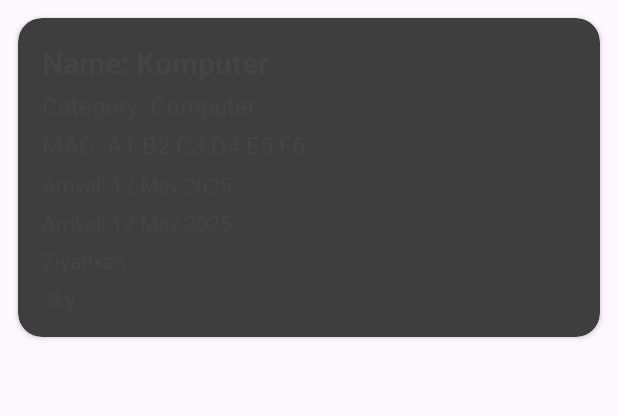
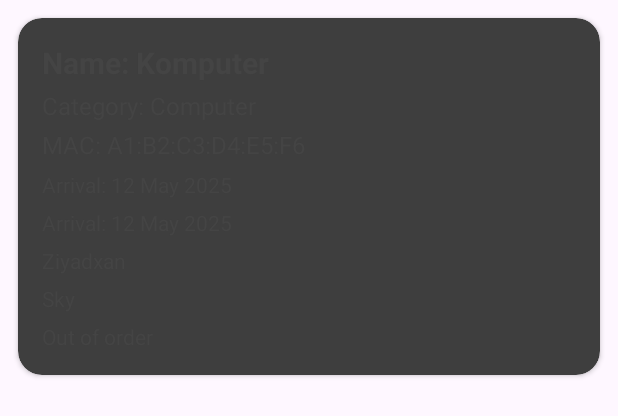
Before and after one commit to Ziyadxan06/TaskManager, an Android app: the layout recyclerrowinventary.xml on its own in the app's theme, with its tools: preview values and no code run, on a phone screen of 412 x 824 dp. Shown: the top 416 px of the screen. Run offline under Robolectric (Android 15) with nearby library versions, the phone set to English and light mode, and no system bars.

Commit message:
Fix: Displayed status field for inventory items in list view

```diff
--- a/app/src/main/java/com/example/taskmanager/recyclerview/InventoryAdapter.kt
+++ b/app/src/main/java/com/example/taskmanager/recyclerview/InventoryAdapter.kt
@@ -30,6 +30,7 @@ class InventoryAdapter(val equipmentList: ArrayList<InventoryModel>, private val
         holder.equipmentName.text = "Model: ${equipment.equipmentName}"
         holder.userName.text = "Receiver: ${equipment.receiver}"
         holder.sender.text = "Sender: ${equipment.sender}"
+        holder.itemStatus.text = "Status: ${equipment.status}"
 
         when(equipment.status){
             "New" -> holder.itemView.setBackgroundColor(ContextCompat.getColor(holder.itemView.context, R.color.light_green))
--- a/app/src/main/java/com/example/taskmanager/recyclerview/InventoryViewHolder.kt
+++ b/app/src/main/java/com/example/taskmanager/recyclerview/InventoryViewHolder.kt
@@ -14,4 +14,5 @@ class InventoryViewHolder(itemView: View): RecyclerView.ViewHolder(itemView) {
     val userName = itemView.findViewById<TextView>(R.id.usernameView)
     val sender = itemView.findViewById<TextView>(R.id.senderView)
     val archivedDate = itemView.findViewById<TextView>(R.id.archivedView)
+    val itemStatus = itemView.findViewById<TextView>(R.id.itemStatusView)
 }
--- a/app/src/main/res/layout/recyclerrowinventary.xml
+++ b/app/src/main/res/layout/recyclerrowinventary.xml
@@ -77,6 +77,15 @@
             android:textSize="14sp"
             android:textColor="#444444"
             android:layout_marginTop="6dp"/>
+
+        <TextView
+            android:id="@+id/itemStatusView"
+            android:layout_width="match_parent"
+            android:layout_height="wrap_content"
+            android:text="Out of order"
+            android:textSize="14sp"
+            android:textColor="#444444"
+            android:layout_marginTop="6dp"/>
     </LinearLayout>
 
 </androidx.cardview.widget.CardView>
```
